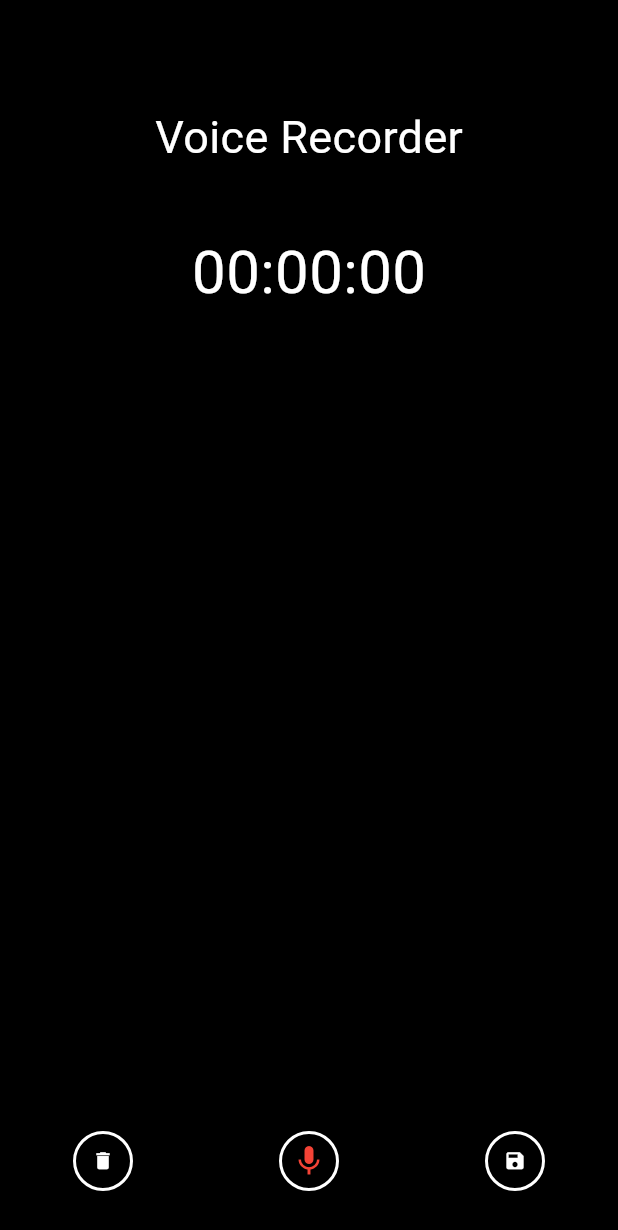
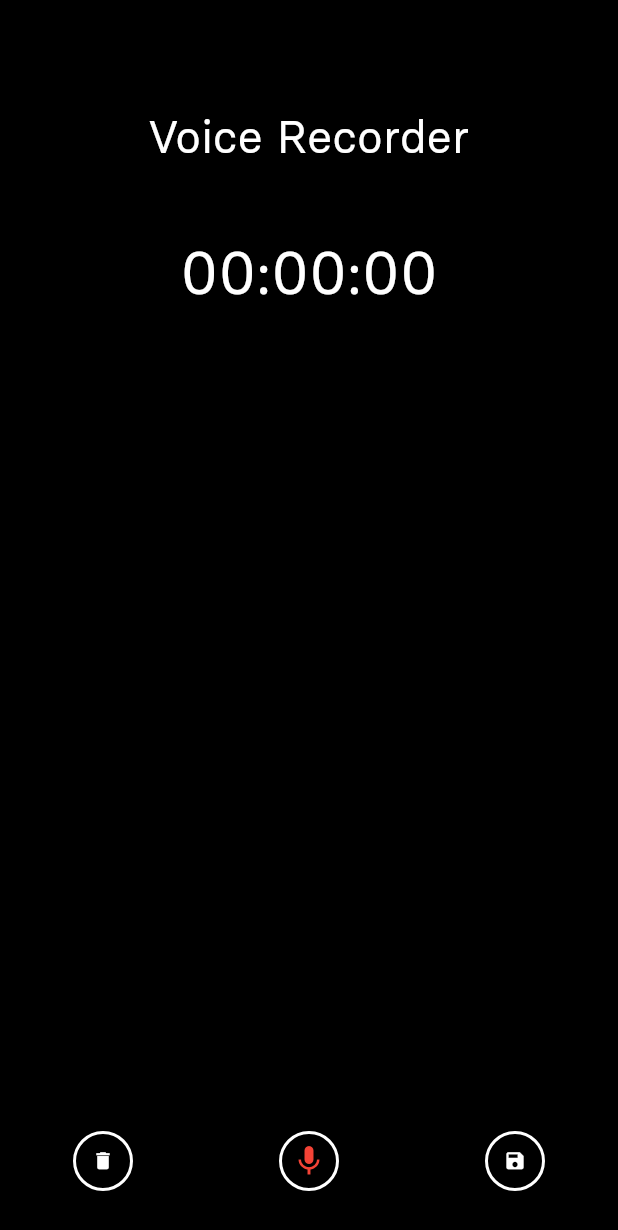
Before and after one commit to ummitahabib/flutter_recorder, a Flutter app: the RecordingScreen screen opened directly, on a phone screen of 412 x 824 dp. Shown: the top 1230 px of the screen. Run offline on Flutter 3.47's test engine with Material 3 defaults, Android fonts, the phone set to English and light mode, and no system bars; our stand-ins replace assets_audio_player, permission_handler; missing offline and left inert: flutter_sound.

Commit message:
remove hardcoded values

```diff
--- a/lib/core/colors.dart
+++ b/lib/core/colors.dart
@@ -1,7 +1,9 @@
 import 'package:flutter/material.dart';
 
 abstract class AppColors {
-  static const mainColor = Colors.grey;
-  static const whiteColor = Colors.white;
+  static const recordGrey = Colors.grey;
+  static const recorderWhite = Colors.white;
   static const shadowColor = Colors.black45;
+  static const recordRed = Colors.red;
+  static const recordBlack = Colors.black;
 }
--- a/lib/core/constants.dart
+++ b/lib/core/constants.dart
@@ -13,4 +13,5 @@ abstract class RecorderConstants {
   static const String ok = 'Ok';
   static const String successTitle = 'Success';
   static const String recordDeletedSuccess = 'Record deleted successfully.';
+  static const String fontName = 'Basier Circle';
 }
--- /dev/null
+++ b/lib/core/size_constants.dart
@@ -0,0 +1,9 @@
+class SizeConstants {
+  static const double double15 = 15;
+  static const double double20 = 20;
+  static const double double24 = 24;
+  static const double double60 = 60;
+  static const double double40 = 40;
+  static const double double70 = 70;
+  static const double double80 = 80;
+}
--- /dev/null
+++ b/lib/core/styles.dart
@@ -0,0 +1,22 @@
+import 'package:flutter/material.dart';
+import 'package:flutter_recorder/core/colors.dart';
+import 'package:flutter_recorder/core/constants.dart';
+
+class Styles {
+  static TextStyle appTextStyle1 = const TextStyle(
+      fontFamily: RecorderConstants.fontName,
+      fontSize: 30,
+      color: AppColors.recorderWhite);
+
+  static TextStyle appTextStyle2 = const TextStyle(
+    fontFamily: RecorderConstants.fontName,
+    fontSize: 40,
+    color: AppColors.recorderWhite,
+  );
+
+  static TextStyle appTextStyle3 = const TextStyle(
+    fontFamily: RecorderConstants.fontName,
+    fontSize: 18,
+    color: AppColors.recorderWhite,
+  );
+}
--- a/lib/pages/audio_visualizer.dart
+++ b/lib/pages/audio_visualizer.dart
@@ -60,7 +60,7 @@ class AudioVisualizer extends StatelessWidget {
         width: 2,
         decoration: BoxDecoration(
           border: Border.all(color: Colors.white, width: 2),
-          color: AppColors.mainColor,
+          color: AppColors.recordGrey,
           borderRadius: BorderRadius.circular(5),
           boxShadow: const [
             BoxShadow(
@@ -69,7 +69,7 @@ class AudioVisualizer extends StatelessWidget {
               offset: Offset(1, 1),
             ),
             BoxShadow(
-              color: AppColors.whiteColor,
+              color: AppColors.recorderWhite,
               spreadRadius: 1,
               offset: Offset(-1, -1),
             ),
--- a/lib/pages/recording_screen.dart
+++ b/lib/pages/recording_screen.dart
@@ -2,8 +2,11 @@ import 'dart:async';
 import 'dart:io';
 import 'dart:math';
 import 'package:flutter/material.dart';
+import 'package:flutter_recorder/core/colors.dart';
 import 'package:flutter_recorder/core/constants.dart';
 import 'package:flutter_recorder/core/services.dart';
+import 'package:flutter_recorder/core/size_constants.dart';
+import 'package:flutter_recorder/core/styles.dart';
 import 'package:flutter_recorder/pages/audio_visualizer.dart';
 import 'package:flutter_recorder/pages/recording_list.dart';
 import 'package:flutter_recorder/widgets/reusable_button.dart';
@@ -218,27 +221,31 @@ class _RecordingScreenState extends State<RecordingScreen> {
           mainAxisAlignment: MainAxisAlignment.start,
           children: <Widget>[
             const SizedBox(
-              height: 70,
+              height: SizeConstants.double70,
             ),
             Container(
-              child: const Text(
+              child: Text(
                 'Voice Recorder',
-                style: TextStyle(color: Colors.white, fontSize: 30),
+                style: Styles.appTextStyle1,
               ),
             ),
             const SizedBox(
-              height: 40,
+              height: SizeConstants.double40,
             ),
             Container(
               child: Center(
                 child: Text(
                   _timerText,
-                  style: const TextStyle(fontSize: 40, color: Colors.white),
+                  style: Styles.appTextStyle2,
                 ),
               ),
             ),
             Padding(
-              padding: const EdgeInsets.only(left: 60, right: 20, top: 80),
+              padding: const EdgeInsets.only(
+                left: SizeConstants.double60,
+                right: SizeConstants.double20,
+                top: SizeConstants.double80,
+              ),
               child: _showVisualizer
                   ? StreamBuilder<double>(
                       stream: amplitudeStream,
@@ -250,7 +257,7 @@ class _RecordingScreenState extends State<RecordingScreen> {
                   : const SizedBox(),
             ),
             const SizedBox(
-              height: 20,
+              height: SizeConstants.double20,
             ),
           ],
         ),
@@ -263,23 +270,25 @@ class _RecordingScreenState extends State<RecordingScreen> {
     return Container(
         width: MediaQuery.of(context).size.width,
         height: 100,
-        decoration: const BoxDecoration(color: Colors.black),
+        decoration: const BoxDecoration(color: AppColors.recordBlack),
         child: Row(
           mainAxisAlignment: MainAxisAlignment.spaceAround,
           children: [
             ReusableCircleButton(
               iconWidget: const Icon(
                 Icons.delete,
-                color: Colors.white,
-                size: 15,
+                color: AppColors.recorderWhite,
+                size: SizeConstants.double15,
               ),
               onTap: deleteAudio,
             ),
             ReusableCircleButton(
               iconWidget: Icon(
                 _isRecording ? Icons.stop : Icons.mic,
-                color: _isRecording ? Colors.white : Colors.red,
-                size: 24.0,
+                color: _isRecording
+                    ? AppColors.recorderWhite
+                    : AppColors.recordRed,
+                size: SizeConstants.double24,
               ),
               onTap: () {
                 if (_isRecording) {
@@ -310,8 +319,8 @@ class _RecordingScreenState extends State<RecordingScreen> {
               },
               iconWidget: const Icon(
                 Icons.save,
-                color: Colors.white,
-                size: 15,
+                color: AppColors.recorderWhite,
+                size: SizeConstants.double15,
               ),
             )
           ],
--- a/lib/widgets/reusable_button.dart
+++ b/lib/widgets/reusable_button.dart
@@ -1,4 +1,5 @@
 import 'package:flutter/material.dart';
+import 'package:flutter_recorder/core/colors.dart';
 
 class ReusableCircleButton extends StatefulWidget {
   final Widget iconWidget;
@@ -18,9 +19,9 @@ class _ReusableCircleButtonState extends State<ReusableCircleButton> {
         width: 40,
         height: 40,
         decoration: BoxDecoration(
-            border: Border.all(color: Colors.white, width: 2),
+            border: Border.all(color: AppColors.recorderWhite, width: 2),
             borderRadius: BorderRadius.circular(100),
-            color: Colors.black),
+            color: AppColors.recordBlack),
         child: widget.iconWidget,
       ),
     );
```
Also changed, not shown: lib/pages/recording_list.dart (+31 -10 lines), pubspec.yaml (+6 -65 lines), fonts/basier_circle_regular.ttf (added).
